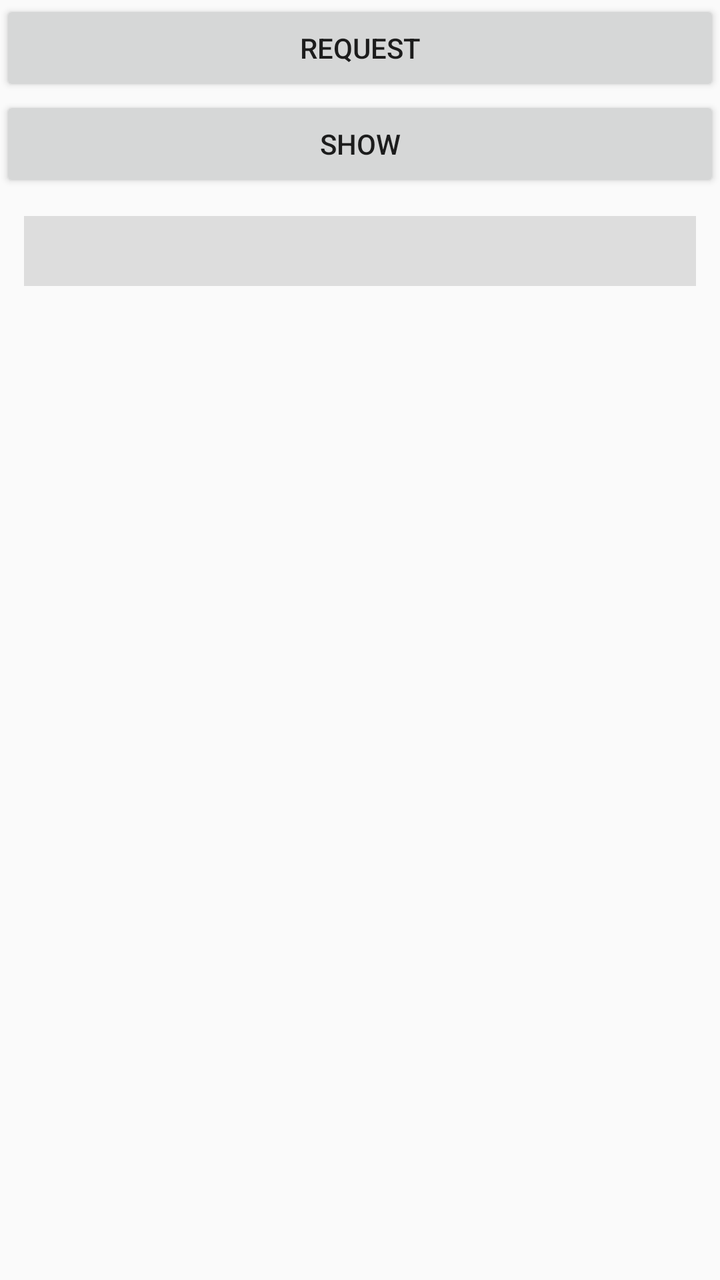
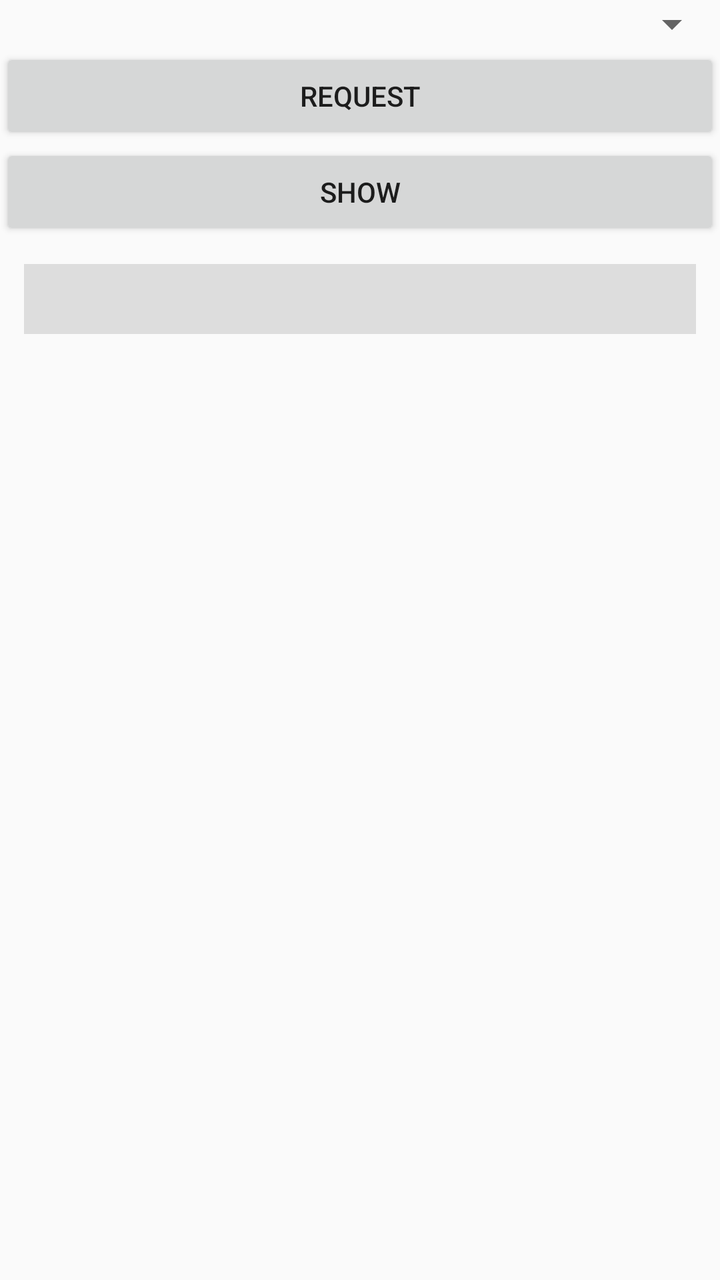

The first picture is an Android layout as it rendered before a commit; the second is the same layout after the commit. The layout source and the unified diff follow.
<!-- AndroidManifest.xml: application theme AppTheme -->
<!-- res/layout/activity_rewarded_video.xml -->
<?xml version="1.0" encoding="utf-8"?>
<androidx.appcompat.widget.LinearLayoutCompat xmlns:android="http://schemas.android.com/apk/res/android"
    android:layout_width="match_parent"
    android:layout_height="match_parent"
    android:orientation="vertical">

    <Button
        android:id="@+id/request_button"
        android:layout_width="match_parent"
        android:layout_height="wrap_content"
        android:text="@string/request" />

    <Button
        android:id="@+id/show_button"
        android:layout_width="match_parent"
        android:layout_height="wrap_content"
        android:text="@string/show" />

    <TextView
        android:id="@+id/log_text_view"
        android:layout_width="match_parent"
        android:layout_height="wrap_content"
        android:layout_marginStart="12dp"
        android:layout_marginTop="12dp"
        android:layout_marginEnd="12dp"
        android:background="#ddd"
        android:padding="8dp" />

</androidx.appcompat.widget.LinearLayoutCompat>
<!-- resources referenced by this layout -->
<resources>
  <string name="request">Request</string>
  <string name="show">Show</string>
  <style name="AppTheme" parent="Theme.AppCompat.Light.DarkActionBar">
          
          <item name="colorPrimary">@color/colorPrimary</item>
          <item name="colorPrimaryDark">@color/colorPrimaryDark</item>
          <item name="colorAccent">@color/colorAccent</item>
      </style>
  <color name="colorPrimary">#008577</color>
  <color name="colorPrimaryDark">#00574B</color>
  <color name="colorAccent">#D81B60</color>
</resources>

<!-- the commit's change to res/layout/activity_rewarded_video.xml (unified diff, before → after) -->
@@ -3,6 +3,11 @@
     android:layout_width="match_parent"
     android:layout_height="match_parent"
     android:orientation="vertical">
+
+    <Spinner
+        android:id="@+id/zone_spinner"
+        android:layout_width="match_parent"
+        android:layout_height="wrap_content" />
 
     <Button
         android:id="@+id/request_button"
